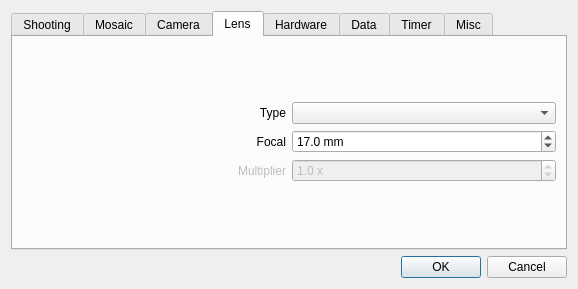
This is papywizard/view/configDialog.ui in bingostar89/Papywizard as Qt 5 draws it before an edit. The edited form follows.
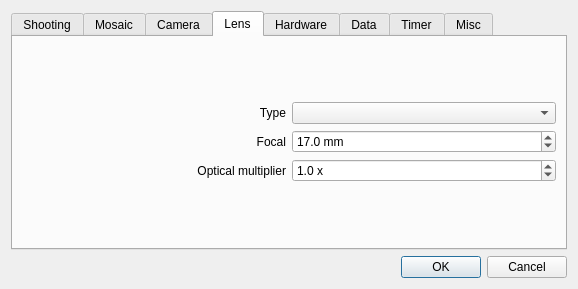
This is the edited form. The open tabs and pages were chosen to show the change. Icons and pictures are not drawn.

Commit message: Added optical multiplier

```diff
--- a/papywizard/view/configDialog.ui
+++ b/papywizard/view/configDialog.ui
@@ -595,10 +595,10 @@
          <item row="2" column="0" >
           <widget class="QLabel" name="multiplierLabel" >
            <property name="enabled" >
-            <bool>false</bool>
+            <bool>true</bool>
            </property>
            <property name="text" >
-            <string>Multiplier</string>
+            <string>Optical multiplier</string>
            </property>
            <property name="alignment" >
             <set>Qt::AlignRight|Qt::AlignTrailing|Qt::AlignVCenter</set>
@@ -611,7 +611,7 @@
          <item row="2" column="1" >
           <widget class="QDoubleSpinBox" name="multiplierDoubleSpinBox" >
            <property name="enabled" >
-            <bool>false</bool>
+            <bool>true</bool>
            </property>
            <property name="suffix" >
             <string> x</string>
```
Left out of the diff: 4 changed lines with no effect on the pictures. The commit also changes 4 other files.
